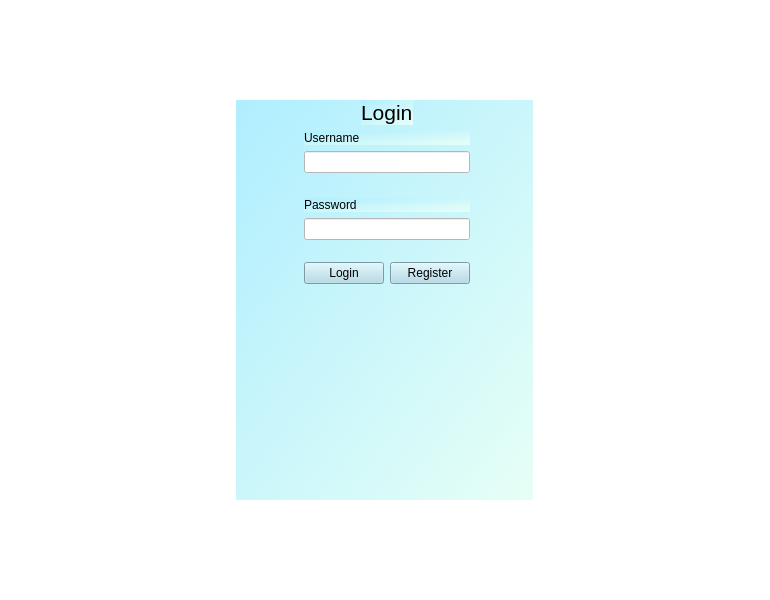
First picture: the form in MCIA/QT/mainwindow.ui, repository mirela7/MCIA-TEaMS, before the edit.
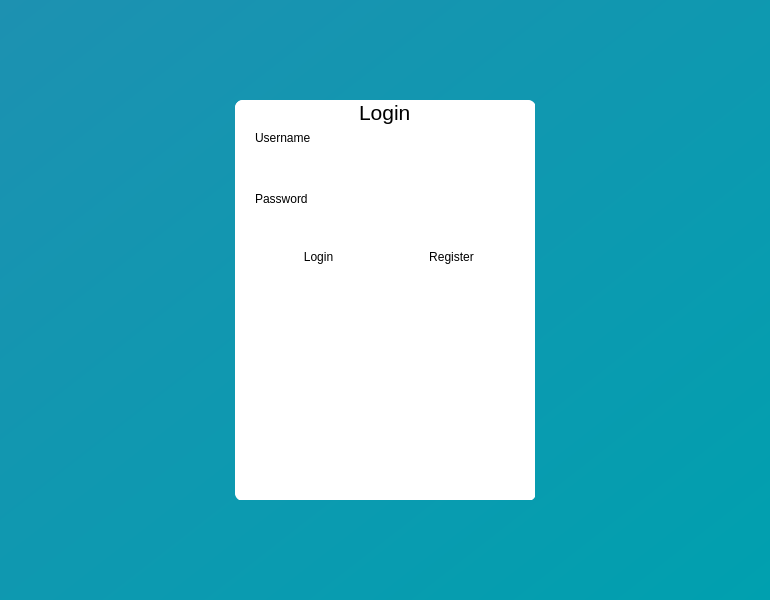
Second picture: the form after the edit.

What changed in the file:
```diff
--- a/MCIA/QT/mainwindow.ui
+++ b/MCIA/QT/mainwindow.ui
@@ -15,7 +15,7 @@
   </property>
   <widget class="QWidget" name="centralwidget">
    <property name="styleSheet">
-    <string notr="true">background: rgb(255, 255, 255);</string>
+    <string notr="true">background: qlineargradient(spread:reflect, x1:0, y1:0, x2:1, y2:1, stop:0 rgba(29, 145, 177, 255), stop:1 rgba(0, 160, 175, 255));</string>
    </property>
    <layout class="QGridLayout" name="gridLayout">
     <item row="0" column="0">
@@ -24,18 +24,18 @@
        <widget class="QWidget" name="widget" native="true">
         <property name="minimumSize">
          <size>
-          <width>297</width>
+          <width>300</width>
           <height>400</height>
          </size>
         </property>
         <property name="maximumSize">
          <size>
-          <width>297</width>
+          <width>300</width>
           <height>400</height>
          </size>
         </property>
         <property name="styleSheet">
-         <string notr="true">background: qlineargradient(spread:reflect, x1:0, y1:0, x2:1, y2:1, stop:0 rgba(175, 238, 255, 255), stop:1 rgba(231, 255, 246, 255))</string>
+         <string notr="true">background: white; border-top-right-radius: 8; border-bottom-right-radius: 8; border-top-left-radius: 8; border-bottom-left-radius: 8;</string>
         </property>
         <widget class="QWidget" name="verticalLayoutWidget_2">
          <property name="geometry">
@@ -47,90 +47,14 @@
           </rect>
          </property>
          <layout class="QGridLayout" name="gridLayout_2">
-          <item row="6" column="1">
+          <item row="5" column="1">
            <widget class="QLineEdit" name="lnePassword">
-            <property name="styleSheet">
-             <string notr="true">background: white;</string>
-            </property>
             <property name="echoMode">
              <enum>QLineEdit::Password</enum>
             </property>
            </widget>
           </item>
-          <item row="5" column="1">
-           <widget class="QLabel" name="lblPassword">
-            <property name="text">
-             <string>Password</string>
-            </property>
-            <property name="buddy">
-             <cstring>lnePassword</cstring>
-            </property>
-           </widget>
-          </item>
-          <item row="1" column="0">
-           <spacer name="horizontalSpacer">
-            <property name="orientation">
-             <enum>Qt::Horizontal</enum>
-            </property>
-            <property name="sizeHint" stdset="0">
-             <size>
-              <width>40</width>
-              <height>20</height>
-             </size>
-            </property>
-           </spacer>
-          </item>
-          <item row="3" column="1">
-           <widget class="QLineEdit" name="lneUsername">
-            <property name="styleSheet">
-             <string notr="true">background: white;</string>
-            </property>
-           </widget>
-          </item>
           <item row="8" column="1">
-           <layout class="QHBoxLayout" name="horizontalLayout">
-            <item>
-             <widget class="QPushButton" name="btnLogin">
-              <property name="styleSheet">
-               <string notr="true">background: lightblue;</string>
-              </property>
-              <property name="text">
-               <string>Login</string>
-              </property>
-              <property name="flat">
-               <bool>false</bool>
-              </property>
-             </widget>
-            </item>
-            <item>
-             <widget class="QPushButton" name="btnRegister">
-              <property name="styleSheet">
-               <string notr="true">background: lightblue;</string>
-              </property>
-              <property name="text">
-               <string>Register</string>
-              </property>
-              <property name="flat">
-               <bool>false</bool>
-              </property>
-             </widget>
-            </item>
-           </layout>
-          </item>
-          <item row="1" column="2">
-           <spacer name="horizontalSpacer_2">
-            <property name="orientation">
-             <enum>Qt::Horizontal</enum>
-            </property>
-            <property name="sizeHint" stdset="0">
-             <size>
-              <width>40</width>
-              <height>20</height>
-             </size>
-            </property>
-           </spacer>
-          </item>
-          <item row="12" column="1">
            <spacer name="verticalSpacer">
             <property name="orientation">
              <enum>Qt::Vertical</enum>
@@ -143,22 +67,23 @@
             </property>
            </spacer>
           </item>
-          <item row="4" column="1">
-           <widget class="QLabel" name="lblUsernameError">
-            <property name="font">
-             <font>
-              <pointsize>8</pointsize>
-             </font>
+          <item row="0" column="0">
+           <spacer name="horizontalSpacer">
+            <property name="orientation">
+             <enum>Qt::Horizontal</enum>
             </property>
-            <property name="styleSheet">
-             <string notr="true">color: darkred; background: transparent;</string>
+            <property name="sizeHint" stdset="0">
+             <size>
+              <width>40</width>
+              <height>20</height>
+             </size>
             </property>
-            <property name="text">
-             <string/>
-            </property>
-           </widget>
+           </spacer>
           </item>
-          <item row="1" column="1">
+          <item row="2" column="1">
+           <widget class="QLineEdit" name="lneUsername"/>
+          </item>
+          <item row="0" column="1">
            <layout class="QHBoxLayout" name="titleSpacer">
             <item>
              <spacer name="horizontalSpacer_3">
@@ -206,8 +131,29 @@
             </item>
            </layout>
           </item>
-          <item row="2" column="1">
+          <item row="6" column="1">
+           <widget class="QLabel" name="lblPasswordError">
+            <property name="font">
+             <font>
+              <pointsize>7</pointsize>
+             </font>
+            </property>
+            <property name="styleSheet">
+             <string notr="true">color: darkred; background: transparent;</string>
+            </property>
+            <property name="text">
+             <string/>
+            </property>
+           </widget>
+          </item>
+          <item row="1" column="1">
            <widget class="QLabel" name="lblUsername">
+            <property name="minimumSize">
+             <size>
+              <width>260</width>
+              <height>0</height>
+             </size>
+            </property>
             <property name="text">
              <string>Username</string>
             </property>
@@ -217,10 +163,40 @@
            </widget>
           </item>
           <item row="7" column="1">
-           <widget class="QLabel" name="lblPasswordError">
+           <layout class="QHBoxLayout" name="horizontalLayout">
+            <item>
+             <widget class="QPushButton" name="btnLogin">
+              <property name="text">
+               <string>Login</string>
+              </property>
+              <property name="flat">
+               <bool>false</bool>
+              </property>
+              <property name="info" stdset="0">
+               <bool>true</bool>
+              </property>
+             </widget>
+            </item>
+            <item>
+             <widget class="QPushButton" name="btnRegister">
+              <property name="text">
+               <string>Register</string>
+              </property>
+              <property name="flat">
+               <bool>false</bool>
+              </property>
+              <property name="info" stdset="0">
+               <bool>true</bool>
+              </property>
+             </widget>
+            </item>
+           </layout>
+          </item>
+          <item row="3" column="1">
+           <widget class="QLabel" name="lblUsernameError">
             <property name="font">
              <font>
-              <pointsize>7</pointsize>
+              <pointsize>8</pointsize>
              </font>
             </property>
             <property name="styleSheet">
@@ -231,6 +207,29 @@
             </property>
            </widget>
           </item>
+          <item row="4" column="1">
+           <widget class="QLabel" name="lblPassword">
+            <property name="text">
+             <string>Password</string>
+            </property>
+            <property name="buddy">
+             <cstring>lnePassword</cstring>
+            </property>
+           </widget>
+          </item>
+          <item row="0" column="2">
+           <spacer name="horizontalSpacer_2">
+            <property name="orientation">
+             <enum>Qt::Horizontal</enum>
+            </property>
+            <property name="sizeHint" stdset="0">
+             <size>
+              <width>40</width>
+              <height>20</height>
+             </size>
+            </property>
+           </spacer>
+          </item>
          </layout>
         </widget>
        </widget>
```
Left out of the diff: 2 changed lines with no effect on the pictures.
